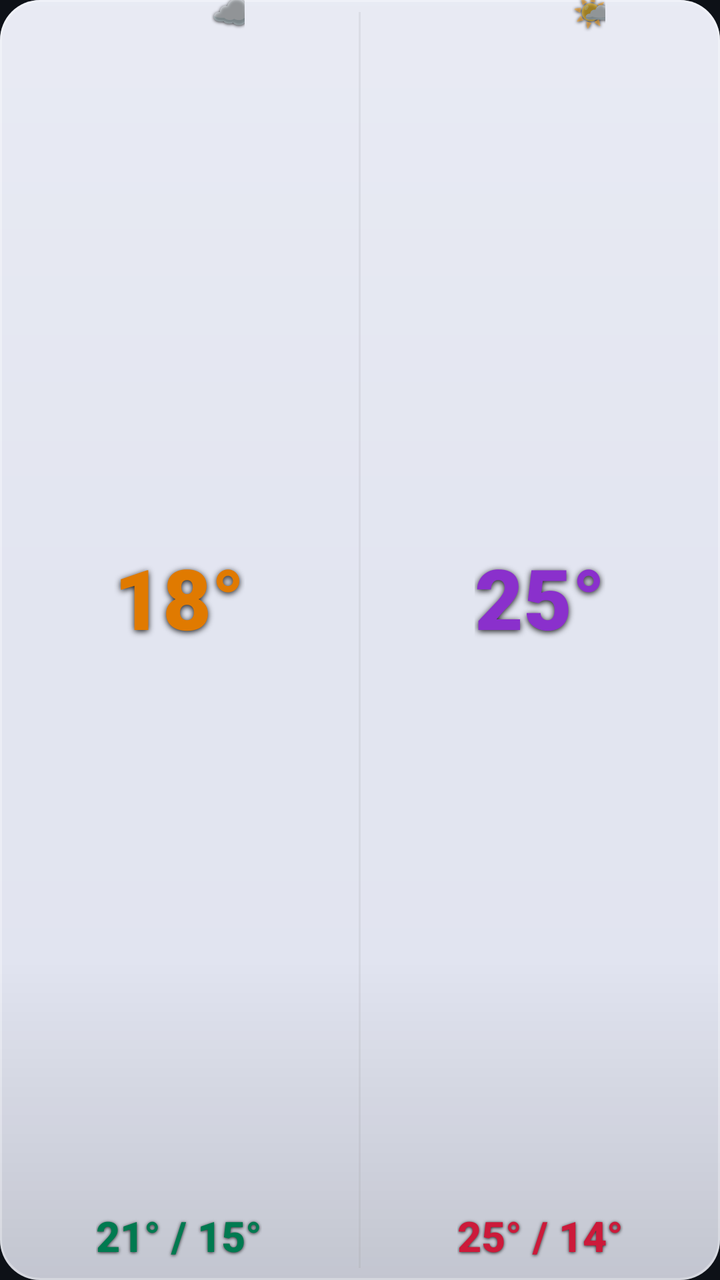
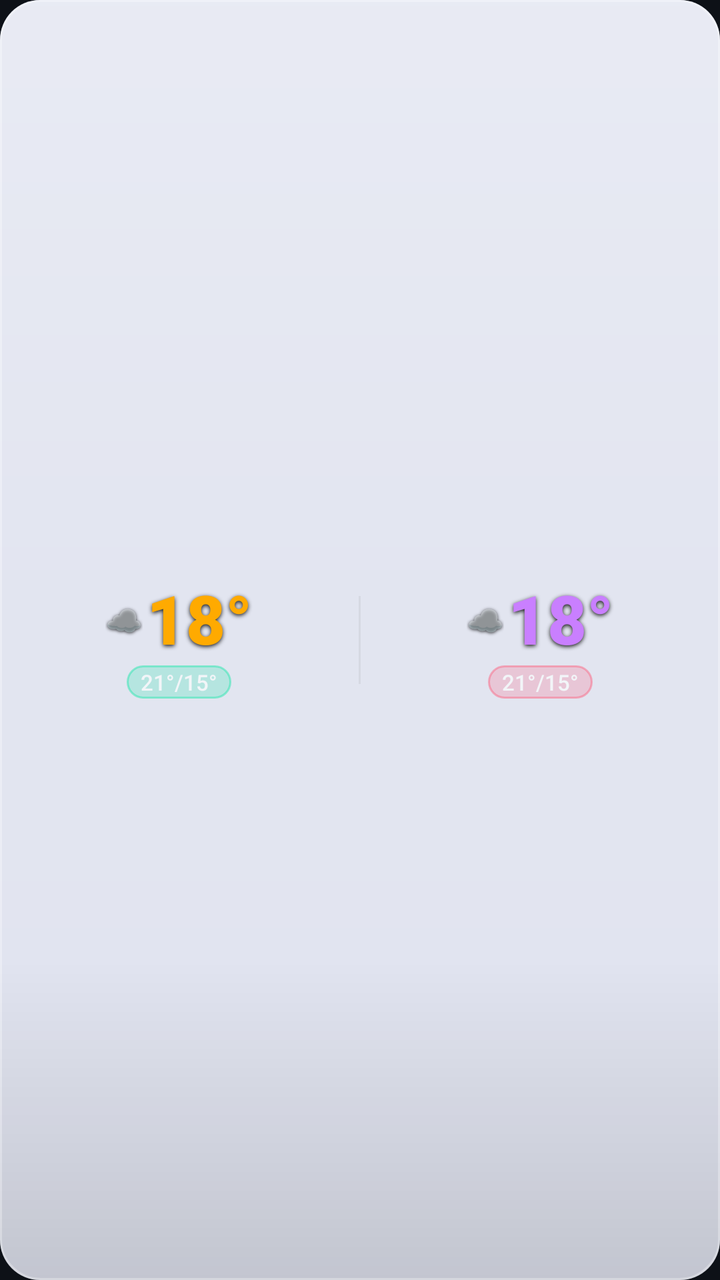

The first picture is an Android layout as it rendered before a commit; the second is the same layout after the commit. The layout source and the unified diff follow.
<!-- AndroidManifest.xml: application theme Theme.Weather28 -->
<!-- res/layout/widget_light_xs.xml -->
<?xml version="1.0" encoding="utf-8"?>
<LinearLayout xmlns:android="http://schemas.android.com/apk/res/android"
    android:id="@+id/widget_root"
    android:layout_width="match_parent"
    android:layout_height="match_parent"
    android:orientation="vertical"
    android:background="@drawable/widget_bg_light">


    <LinearLayout
        android:layout_width="match_parent"
        android:layout_height="0dp"
        android:layout_weight="1"
        android:orientation="horizontal">

        
        <LinearLayout
            android:layout_width="0dp"
            android:layout_height="match_parent"
            android:layout_weight="1"
            android:orientation="vertical"
            android:gravity="center_horizontal"
            android:paddingStart="6dp"
            android:paddingEnd="6dp"
            android:paddingBottom="8dp">

            <FrameLayout
                android:layout_width="wrap_content"
                android:layout_height="0dp"
                android:layout_weight="1">

                <TextView
                    android:id="@+id/today_temp"
                    android:layout_width="wrap_content"
                    android:layout_height="wrap_content"
                    android:layout_gravity="center"
                    android:text="18°"
                    android:textColor="#e07a00"
                    android:textSize="42sp"
                    android:fontFamily="sans-serif-black"
                    android:includeFontPadding="false"
                    android:gravity="center"
                    android:shadowColor="#e6000000" android:shadowDx="0" android:shadowDy="2" android:shadowRadius="7"/>

                <TextView
                    android:id="@+id/today_icon"
                    android:layout_width="wrap_content"
                    android:layout_height="wrap_content"
                    android:layout_gravity="top|end"
                    android:layout_marginTop="-4dp"
                    android:layout_marginEnd="-5dp"
                    android:text="☁️"
                    android:textSize="17sp"
                    android:includeFontPadding="false"
                    android:gravity="center"
                    android:shadowColor="#cc000000" android:shadowDx="0" android:shadowDy="1" android:shadowRadius="4"/>
            </FrameLayout>

            <TextView
                android:id="@+id/today_minmax"
                android:layout_width="wrap_content"
                android:layout_height="wrap_content"
                android:text="21° / 15°"
                android:textColor="#007a50"
                android:textSize="21sp"
                android:fontFamily="sans-serif-medium"
                android:textStyle="bold"
                android:layout_marginTop="2dp"
                android:shadowColor="#cc000000" android:shadowDx="0" android:shadowDy="1" android:shadowRadius="4"/>
        </LinearLayout>

        <TextView
            android:layout_width="1dp"
            android:layout_height="match_parent"
            android:background="#22888888"
            android:layout_marginTop="6dp"
            android:layout_marginBottom="6dp"
            android:text=""/>

        
        <LinearLayout
            android:layout_width="0dp"
            android:layout_height="match_parent"
            android:layout_weight="1"
            android:orientation="vertical"
            android:gravity="center_horizontal"
            android:paddingStart="6dp"
            android:paddingEnd="6dp"
            android:paddingBottom="8dp">

            <FrameLayout
                android:layout_width="wrap_content"
                android:layout_height="0dp"
                android:layout_weight="1">

                <TextView
                    android:id="@+id/tomorrow_temp"
                    android:layout_width="wrap_content"
                    android:layout_height="wrap_content"
                    android:layout_gravity="center"
                    android:text="25°"
                    android:textColor="#8a30cc"
                    android:textSize="42sp"
                    android:fontFamily="sans-serif-black"
                    android:includeFontPadding="false"
                    android:gravity="center"
                    android:shadowColor="#e6000000" android:shadowDx="0" android:shadowDy="2" android:shadowRadius="7"/>

                <TextView
                    android:id="@+id/tomorrow_icon"
                    android:layout_width="wrap_content"
                    android:layout_height="wrap_content"
                    android:layout_gravity="top|end"
                    android:layout_marginTop="-4dp"
                    android:layout_marginEnd="-5dp"
                    android:text="🌤️"
                    android:textSize="17sp"
                    android:includeFontPadding="false"
                    android:gravity="center"
                    android:shadowColor="#cc000000" android:shadowDx="0" android:shadowDy="1" android:shadowRadius="4"/>
            </FrameLayout>

            <TextView
                android:id="@+id/tomorrow_minmax"
                android:layout_width="wrap_content"
                android:layout_height="wrap_content"
                android:text="25° / 14°"
                android:textColor="#cc1a3a"
                android:textSize="21sp"
                android:fontFamily="sans-serif-medium"
                android:textStyle="bold"
                android:layout_marginTop="2dp"
                android:shadowColor="#cc000000" android:shadowDx="0" android:shadowDy="1" android:shadowRadius="4"/>
        </LinearLayout>
    </LinearLayout>

    <TextView android:id="@+id/widget_refresh" android:layout_width="0dp" android:layout_height="0dp" android:visibility="gone"/>
    <TextView android:id="@+id/today_desc"    android:layout_width="0dp" android:layout_height="0dp" android:visibility="gone"/>
    <TextView android:id="@+id/tomorrow_desc" android:layout_width="0dp" android:layout_height="0dp" android:visibility="gone"/>
    <TextView android:id="@+id/today_icon_bg" android:layout_width="0dp" android:layout_height="0dp" android:visibility="gone"/>
    <TextView android:id="@+id/tomorrow_icon_bg" android:layout_width="0dp" android:layout_height="0dp" android:visibility="gone"/>
    <TextView android:id="@+id/today_rain"    android:layout_width="0dp" android:layout_height="0dp" android:visibility="gone"/>
    <TextView android:id="@+id/today_wind"    android:layout_width="0dp" android:layout_height="0dp" android:visibility="gone"/>
    <TextView android:id="@+id/tomorrow_rain" android:layout_width="0dp" android:layout_height="0dp" android:visibility="gone"/>
    <TextView android:id="@+id/tomorrow_wind" android:layout_width="0dp" android:layout_height="0dp" android:visibility="gone"/>

</LinearLayout>
<!-- resources referenced by this layout -->
<resources>
  <!-- drawable widget_bg_light (drawable) -->
  <?xml version="1.0" encoding="utf-8"?>
  <layer-list xmlns:android="http://schemas.android.com/apk/res/android">
      <item>
          <shape android:shape="rectangle">
              <solid android:color="#EEF0F4FF"/>
              <corners android:radius="20dp"/>
          </shape>
      </item>
      <item>
          <shape android:shape="rectangle">
              <gradient
                  android:type="linear"
                  android:angle="115"
                  android:startColor="#40FFFFFF"
                  android:centerColor="#0FFFFFFF"
                  android:endColor="#00FFFFFF"
                  android:centerY="0.45"/>
              <corners android:radius="20dp"/>
          </shape>
      </item>
      <item>
          <shape android:shape="rectangle">
              <gradient
                  android:type="linear"
                  android:angle="90"
                  android:startColor="#22000000"
                  android:centerColor="#00000000"
                  android:endColor="#00000000"
                  android:centerY="0.25"/>
              <corners android:radius="20dp"/>
          </shape>
      </item>
      <item>
          <shape android:shape="rectangle">
              <stroke android:width="1dp" android:color="#4DFFFFFF"/>
              <corners android:radius="20dp"/>
          </shape>
      </item>
  </layer-list>
  <style name="Theme.Weather28" parent="Theme.MaterialComponents.DayNight.NoActionBar">
          <item name="colorPrimary">#00e5a0</item>
          <item name="colorPrimaryVariant">#4d9fff</item>
          <item name="colorOnPrimary">#0d1117</item>
          <item name="android:windowBackground">#0d1117</item>
          <item name="android:statusBarColor">#0d1117</item>
          <item name="android:navigationBarColor">#0d1117</item>
      </style>
</resources>

<!-- the commit's change to res/layout/widget_light_xs.xml (unified diff, before → after) -->
@@ -6,141 +6,142 @@
     android:orientation="vertical"
     android:background="@drawable/widget_bg_light">
 
-
     <LinearLayout
         android:layout_width="match_parent"
         android:layout_height="0dp"
         android:layout_weight="1"
-        android:orientation="horizontal">
+        android:orientation="horizontal"
+        android:gravity="center_vertical">
 
-        
         <LinearLayout
             android:layout_width="0dp"
             android:layout_height="match_parent"
             android:layout_weight="1"
             android:orientation="vertical"
-            android:gravity="center_horizontal"
-            android:paddingStart="6dp"
-            android:paddingEnd="6dp"
-            android:paddingBottom="8dp">
+            android:gravity="center"
+            android:paddingStart="4dp"
+            android:paddingEnd="4dp">
 
-            <FrameLayout
+            <LinearLayout
                 android:layout_width="wrap_content"
-                android:layout_height="0dp"
-                android:layout_weight="1">
+                android:layout_height="wrap_content"
+                android:orientation="horizontal"
+                android:gravity="center_vertical">
+
+                <TextView
+                    android:id="@+id/today_icon"
+                    android:layout_width="wrap_content"
+                    android:layout_height="wrap_content"
+                    android:text="☁️"
+                    android:textSize="15sp"
+                    android:includeFontPadding="false"
+                    android:gravity="center"
+                    android:layout_marginEnd="2dp"
+                    android:shadowColor="#cc000000" android:shadowDx="0" android:shadowDy="1" android:shadowRadius="4"/>
 
                 <TextView
                     android:id="@+id/today_temp"
                     android:layout_width="wrap_content"
                     android:layout_height="wrap_content"
-                    android:layout_gravity="center"
                     android:text="18°"
-                    android:textColor="#e07a00"
-                    android:textSize="42sp"
+                    android:textColor="#ffaa00"
+                    android:textSize="34sp"
                     android:fontFamily="sans-serif-black"
                     android:includeFontPadding="false"
                     android:gravity="center"
-                    android:shadowColor="#e6000000" android:shadowDx="0" android:shadowDy="2" android:shadowRadius="7"/>
-
-                <TextView
-                    android:id="@+id/today_icon"
-                    android:layout_width="wrap_content"
-                    android:layout_height="wrap_content"
-                    android:layout_gravity="top|end"
-                    android:layout_marginTop="-4dp"
-                    android:layout_marginEnd="-5dp"
-                    android:text="☁️"
-                    android:textSize="17sp"
-                    android:includeFontPadding="false"
-                    android:gravity="center"
-                    android:shadowColor="#cc000000" android:shadowDx="0" android:shadowDy="1" android:shadowRadius="4"/>
-            </FrameLayout>
+                    android:shadowColor="#e6000000" android:shadowDx="0" android:shadowDy="2" android:shadowRadius="5"/>
+            </LinearLayout>
 
             <TextView
                 android:id="@+id/today_minmax"
                 android:layout_width="wrap_content"
                 android:layout_height="wrap_content"
-                android:text="21° / 15°"
-                android:textColor="#007a50"
-                android:textSize="21sp"
+                android:text="21°/15°"
+                android:textColor="#f2f5f8"
+                android:textSize="11sp"
                 android:fontFamily="sans-serif-medium"
-                android:textStyle="bold"
-                android:layout_marginTop="2dp"
-                android:shadowColor="#cc000000" android:shadowDx="0" android:shadowDy="1" android:shadowRadius="4"/>
+                android:maxLines="1"
+                android:ellipsize="end"
+                android:background="@drawable/widget_pill_green"
+                android:paddingStart="7dp"
+                android:paddingEnd="7dp"
+                android:paddingTop="1dp"
+                android:paddingBottom="1dp"
+                android:layout_marginTop="2dp"/>
         </LinearLayout>
 
         <TextView
             android:layout_width="1dp"
-            android:layout_height="match_parent"
+            android:layout_height="44dp"
             android:background="#22888888"
-            android:layout_marginTop="6dp"
-            android:layout_marginBottom="6dp"
             android:text=""/>
 
-        
         <LinearLayout
             android:layout_width="0dp"
             android:layout_height="match_parent"
             android:layout_weight="1"
             android:orientation="vertical"
-            android:gravity="center_horizontal"
-            android:paddingStart="6dp"
-            android:paddingEnd="6dp"
-            android:paddingBottom="8dp">
+            android:gravity="center"
+            android:paddingStart="4dp"
+            android:paddingEnd="4dp">
 
-            <FrameLayout
+            <LinearLayout
                 android:layout_width="wrap_content"
-                android:layout_height="0dp"
-                android:layout_weight="1">
+                android:layout_height="wrap_content"
+                android:orientation="horizontal"
+                android:gravity="center_vertical">
+
+                <TextView
+                    android:id="@+id/tomorrow_icon"
+                    android:layout_width="wrap_content"
+                    android:layout_height="wrap_content"
+                    android:text="☁️"
+                    android:textSize="15sp"
+                    android:includeFontPadding="false"
+                    android:gravity="center"
+                    android:layout_marginEnd="2dp"
+                    android:shadowColor="#cc000000" android:shadowDx="0" android:shadowDy="1" android:shadowRadius="4"/>
 
                 <TextView
                     android:id="@+id/tomorrow_temp"
                     android:layout_width="wrap_content"
                     android:layout_height="wrap_content"
-                    android:layout_gravity="center"
-                    android:text="25°"
-                    android:textColor="#8a30cc"
-                    android:textSize="42sp"
+                    android:text="18°"
+                    android:textColor="#c97fff"
+                    android:textSize="34sp"
                     android:fontFamily="sans-serif-black"
                     android:includeFontPadding="false"
                     android:gravity="center"
-                    android:shadowColor="#e6000000" android:shadowDx="0" android:shadowDy="2" android:shadowRadius="7"/>
-
-                <TextView
-                    android:id="@+id/tomorrow_icon"
-                    android:layout_width="wrap_content"
-                    android:layout_height="wrap_content"
-                    android:layout_gravity="top|end"
-                    android:layout_marginTop="-4dp"
-                    android:layout_marginEnd="-5dp"
-                    android:text="🌤️"
-                    android:textSize="17sp"
-                    android:includeFontPadding="false"
-                    android:gravity="center"
-                    android:shadowColor="#cc000000" android:shadowDx="0" android:shadowDy="1" android:shadowRadius="4"/>
-            </FrameLayout>
+                    android:shadowColor="#e6000000" android:shadowDx="0" android:shadowDy="2" android:shadowRadius="5"/>
+            </LinearLayout>
 
             <TextView
                 android:id="@+id/tomorrow_minmax"
                 android:layout_width="wrap_content"
                 android:layout_height="wrap_content"
-                android:text="25° / 14°"
-                android:textColor="#cc1a3a"
-                android:textSize="21sp"
+                android:text="21°/15°"
+                android:textColor="#f2f5f8"
+                android:textSize="11sp"
                 android:fontFamily="sans-serif-medium"
-                android:textStyle="bold"
-                android:layout_marginTop="2dp"
-                android:shadowColor="#cc000000" android:shadowDx="0" android:shadowDy="1" android:shadowRadius="4"/>
+                android:maxLines="1"
+                android:ellipsize="end"
+                android:background="@drawable/widget_pill_pink"
+                android:paddingStart="7dp"
+                android:paddingEnd="7dp"
+                android:paddingTop="1dp"
+                android:paddingBottom="1dp"
+                android:layout_marginTop="2dp"/>
         </LinearLayout>
+
     </LinearLayout>
 
     <TextView android:id="@+id/widget_refresh" android:layout_width="0dp" android:layout_height="0dp" android:visibility="gone"/>
-    <TextView android:id="@+id/today_desc"    android:layout_width="0dp" android:layout_height="0dp" android:visibility="gone"/>
+    <TextView android:id="@+id/today_desc" android:layout_width="0dp" android:layout_height="0dp" android:visibility="gone"/>
     <TextView android:id="@+id/tomorrow_desc" android:layout_width="0dp" android:layout_height="0dp" android:visibility="gone"/>
     <TextView android:id="@+id/today_icon_bg" android:layout_width="0dp" android:layout_height="0dp" android:visibility="gone"/>
     <TextView android:id="@+id/tomorrow_icon_bg" android:layout_width="0dp" android:layout_height="0dp" android:visibility="gone"/>
-    <TextView android:id="@+id/today_rain"    android:layout_width="0dp" android:layout_height="0dp" android:visibility="gone"/>
-    <TextView android:id="@+id/today_wind"    android:layout_width="0dp" android:layout_height="0dp" android:visibility="gone"/>
+    <TextView android:id="@+id/today_rain" android:layout_width="0dp" android:layout_height="0dp" android:visibility="gone"/>
+    <TextView android:id="@+id/today_wind" android:layout_width="0dp" android:layout_height="0dp" android:visibility="gone"/>
     <TextView android:id="@+id/tomorrow_rain" android:layout_width="0dp" android:layout_height="0dp" android:visibility="gone"/>
     <TextView android:id="@+id/tomorrow_wind" android:layout_width="0dp" android:layout_height="0dp" android:visibility="gone"/>
 
<!-- resource entries referenced after the edit -->
@@ -40,6 +40,20 @@
           </shape>
       </item>
   </layer-list>
+  <!-- drawable widget_pill_green (drawable) -->
+  <?xml version="1.0" encoding="utf-8"?>
+  <shape xmlns:android="http://schemas.android.com/apk/res/android" android:shape="rectangle">
+      <solid android:color="#3300e5a0"/>
+      <stroke android:width="1dp" android:color="#6600e5a0"/>
+      <corners android:radius="20dp"/>
+  </shape>
+  <!-- drawable widget_pill_pink (drawable) -->
+  <?xml version="1.0" encoding="utf-8"?>
+  <shape xmlns:android="http://schemas.android.com/apk/res/android" android:shape="rectangle">
+      <solid android:color="#33ff4d6d"/>
+      <stroke android:width="1dp" android:color="#66ff4d6d"/>
+      <corners android:radius="20dp"/>
+  </shape>
   <style name="Theme.Weather28" parent="Theme.MaterialComponents.DayNight.NoActionBar">
           <item name="colorPrimary">#00e5a0</item>
           <item name="colorPrimaryVariant">#4d9fff</item>
